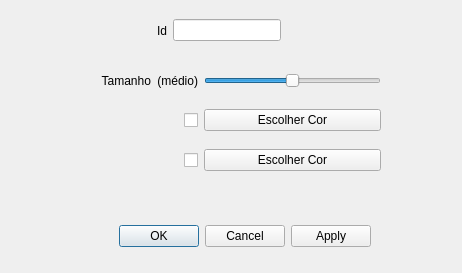
Old version of the form ifg/qt/ui/entidade.ui in the repository matferib/tabuleiro-virtual.
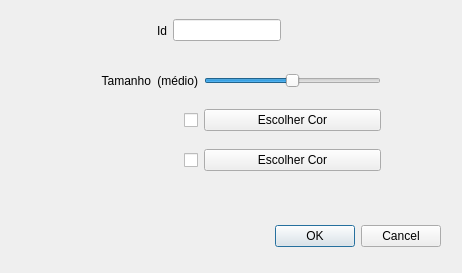
New version of the form.

Diff of the .ui file:
```diff
--- a/ifg/qt/ui/entidade.ui
+++ b/ifg/qt/ui/entidade.ui
@@ -23,7 +23,7 @@
   <widget class="QDialogButtonBox" name="botoes">
    <property name="geometry">
     <rect>
-     <x>30</x>
+     <x>100</x>
      <y>220</y>
      <width>341</width>
      <height>32</height>
@@ -33,7 +33,7 @@
     <enum>Qt::Horizontal</enum>
    </property>
    <property name="standardButtons">
-    <set>QDialogButtonBox::Apply|QDialogButtonBox::Cancel|QDialogButtonBox::Ok</set>
+    <set>QDialogButtonBox::Cancel|QDialogButtonBox::Ok</set>
    </property>
   </widget>
   <widget class="QWidget" name="horizontalLayoutWidget">
```
